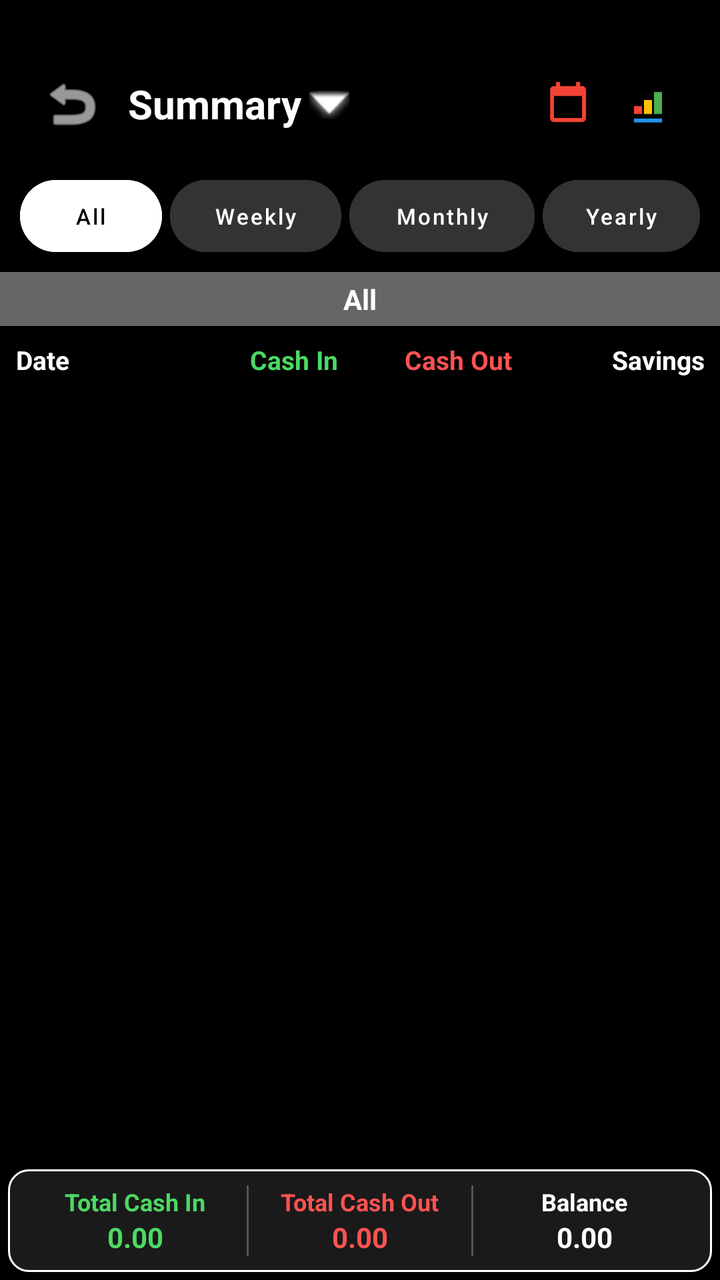
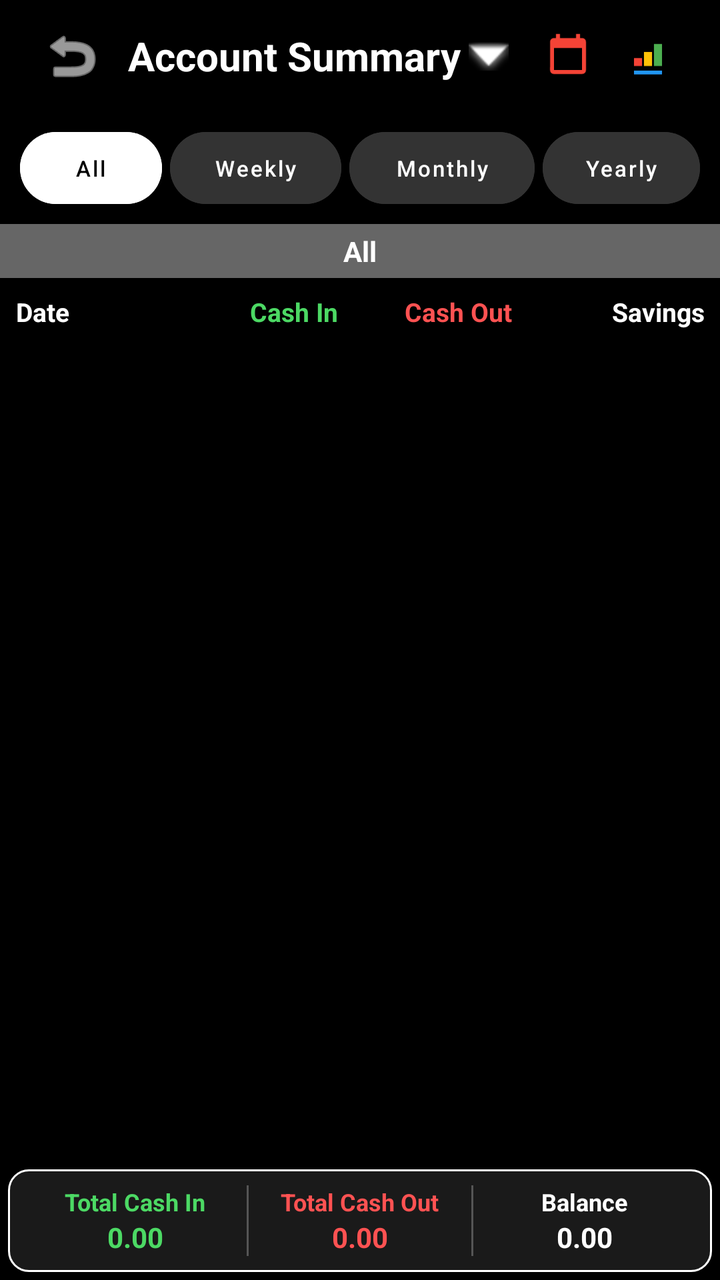

Screens rendered from an Android XML layout before and after an edit, with the pre-edit source and the edit as a unified diff.
<!-- AndroidManifest.xml: activity theme Theme.MyCalendar2026SAR -->
<!-- res/layout/activity_account_summary.xml -->
<?xml version="1.0" encoding="utf-8"?>
<androidx.constraintlayout.widget.ConstraintLayout xmlns:android="http://schemas.android.com/apk/res/android"
    xmlns:app="http://schemas.android.com/apk/res-auto"
    xmlns:tools="http://schemas.android.com/tools"
    android:layout_width="match_parent"
    android:layout_height="match_parent"
    android:background="#000000"
    tools:context=".AccountSummaryActivity">

    
    <LinearLayout
        android:id="@+id/summaryToolbar"
        android:layout_width="match_parent"
        android:layout_height="56dp"
        android:layout_marginTop="24dp"
        android:gravity="center_vertical"
        android:orientation="horizontal"
        android:paddingStart="16dp"
        android:paddingEnd="16dp"
        app:layout_constraintTop_toTopOf="parent">

        <ImageButton
            android:id="@+id/accountSummaryBackButton"
            android:layout_width="40dp"
            android:layout_height="40dp"
            android:background="?attr/selectableItemBackgroundBorderless"
            android:contentDescription="Back"
            android:src="@android:drawable/ic_menu_revert"
            app:tint="@color/white" />

        <LinearLayout
            android:id="@+id/summaryAccountPicker"
            android:layout_width="0dp"
            android:layout_height="match_parent"
            android:layout_marginStart="8dp"
            android:layout_weight="1"
            android:clickable="true"
            android:focusable="true"
            android:gravity="center_vertical"
            android:orientation="horizontal">

            <TextView
                android:id="@+id/summaryAccountTitle"
                android:layout_width="wrap_content"
                android:layout_height="wrap_content"
                android:text="Summary"
                android:textColor="@color/white"
                android:textSize="20sp"
                android:textStyle="bold" />

            <ImageView
                android:layout_width="20dp"
                android:layout_height="20dp"
                android:layout_marginStart="4dp"
                android:src="@android:drawable/arrow_down_float"
                app:tint="@color/white"
                android:contentDescription="Select Account" />
        </LinearLayout>

        <ImageButton
            android:id="@+id/btnSummaryCalendar"
            android:layout_width="40dp"
            android:layout_height="40dp"
            android:background="?attr/selectableItemBackgroundBorderless"
            android:contentDescription="Calendar"
            android:padding="8dp"
            android:src="@drawable/ic_menu_calendar_color" />

        <ImageButton
            android:id="@+id/btnSummaryReport"
            android:layout_width="40dp"
            android:layout_height="40dp"
            android:background="?attr/selectableItemBackgroundBorderless"
            android:contentDescription="Report"
            android:padding="8dp"
            android:src="@drawable/ic_report_logo" />
    </LinearLayout>

    
    <LinearLayout
        android:id="@+id/summaryTabsContainer"
        android:layout_width="match_parent"
        android:layout_height="wrap_content"
        android:orientation="horizontal"
        android:padding="8dp"
        app:layout_constraintTop_toBottomOf="@id/summaryToolbar">

        <Button
            android:id="@+id/tabAll"
            style="@style/Widget.MaterialComponents.Button.UnelevatedButton"
            android:layout_width="0dp"
            android:layout_height="36dp"
            android:layout_margin="2dp"
            android:layout_weight="1"
            android:backgroundTint="@color/white"
            android:insetTop="0dp"
            android:insetBottom="0dp"
            android:padding="0dp"
            android:text="All"
            android:textAllCaps="false"
            android:textColor="@color/black"
            android:textSize="11sp"
            app:cornerRadius="18dp" />

        <Button
            android:id="@+id/tabWeekly"
            style="@style/Widget.MaterialComponents.Button.UnelevatedButton"
            android:layout_width="0dp"
            android:layout_height="36dp"
            android:layout_margin="2dp"
            android:layout_weight="1.2"
            android:backgroundTint="#333333"
            android:insetTop="0dp"
            android:insetBottom="0dp"
            android:padding="0dp"
            android:text="Weekly"
            android:textAllCaps="false"
            android:textColor="@color/white"
            android:textSize="11sp"
            app:cornerRadius="18dp" />

        <Button
            android:id="@+id/tabMonthly"
            style="@style/Widget.MaterialComponents.Button.UnelevatedButton"
            android:layout_width="0dp"
            android:layout_height="36dp"
            android:layout_margin="2dp"
            android:layout_weight="1.3"
            android:backgroundTint="#333333"
            android:insetTop="0dp"
            android:insetBottom="0dp"
            android:padding="0dp"
            android:text="Monthly"
            android:textAllCaps="false"
            android:textColor="@color/white"
            android:textSize="11sp"
            app:cornerRadius="18dp" />

        <Button
            android:id="@+id/tabYearly"
            style="@style/Widget.MaterialComponents.Button.UnelevatedButton"
            android:layout_width="0dp"
            android:layout_height="36dp"
            android:layout_margin="2dp"
            android:layout_weight="1.1"
            android:backgroundTint="#333333"
            android:insetTop="0dp"
            android:insetBottom="0dp"
            android:padding="0dp"
            android:text="Yearly"
            android:textAllCaps="false"
            android:textColor="@color/white"
            android:textSize="11sp"
            app:cornerRadius="18dp" />
    </LinearLayout>

    
    <LinearLayout
        android:id="@+id/summaryNav"
        android:layout_width="match_parent"
        android:layout_height="wrap_content"
        android:background="#666666"
        android:gravity="center"
        android:orientation="horizontal"
        android:padding="4dp"
        app:layout_constraintTop_toBottomOf="@id/summaryTabsContainer">

        <TextView
            android:id="@+id/summaryFilterLabel"
            android:layout_width="wrap_content"
            android:layout_height="wrap_content"
            android:gravity="center"
            android:text="All"
            android:textColor="@color/white"
            android:textSize="14sp"
            android:textStyle="bold" />
    </LinearLayout>

    
    <LinearLayout
        android:id="@+id/summaryTableHeaders"
        android:layout_width="match_parent"
        android:layout_height="wrap_content"
        android:orientation="horizontal"
        android:padding="8dp"
        app:layout_constraintTop_toBottomOf="@id/summaryNav">

        <TextView
            android:layout_width="0dp"
            android:layout_height="wrap_content"
            android:layout_weight="1.2"
            android:text="Date"
            android:textColor="@color/white"
            android:textSize="13sp"
            android:textStyle="bold" />

        <TextView
            android:layout_width="0dp"
            android:layout_height="wrap_content"
            android:layout_weight="1"
            android:gravity="center"
            android:text="Cash In"
            android:textColor="@color/income_green"
            android:textSize="13sp"
            android:textStyle="bold" />

        <TextView
            android:layout_width="0dp"
            android:layout_height="wrap_content"
            android:layout_weight="1"
            android:gravity="center"
            android:text="Cash Out"
            android:textColor="@color/expense_red"
            android:textSize="13sp"
            android:textStyle="bold" />

        <TextView
            android:layout_width="0dp"
            android:layout_height="wrap_content"
            android:layout_weight="1"
            android:gravity="end"
            android:text="Savings"
            android:textColor="@color/white"
            android:textSize="13sp"
            android:textStyle="bold" />
    </LinearLayout>

    
    <androidx.recyclerview.widget.RecyclerView
        android:id="@+id/accountSummaryRecyclerView"
        android:layout_width="match_parent"
        android:layout_height="0dp"
        app:layout_constraintBottom_toTopOf="@id/summaryFooter"
        app:layout_constraintTop_toBottomOf="@id/summaryTableHeaders" />

    <TextView
        android:id="@+id/accountSummaryEmptyText"
        android:layout_width="wrap_content"
        android:layout_height="wrap_content"
        android:text="No transactions found."
        android:textColor="@color/text_secondary"
        android:visibility="gone"
        app:layout_constraintBottom_toTopOf="@id/summaryFooter"
        app:layout_constraintEnd_toEndOf="parent"
        app:layout_constraintStart_toStartOf="parent"
        app:layout_constraintTop_toBottomOf="@id/summaryTableHeaders" />

    
    <LinearLayout
        android:id="@+id/summaryFooter"
        android:layout_width="match_parent"
        android:layout_height="wrap_content"
        android:layout_margin="4dp"
        android:background="@drawable/summary_border"
        android:orientation="horizontal"
        android:padding="8dp"
        app:layout_constraintBottom_toBottomOf="parent">

        <LinearLayout
            android:layout_width="0dp"
            android:layout_height="wrap_content"
            android:layout_weight="1"
            android:gravity="center"
            android:orientation="vertical">

            <TextView
                android:layout_width="wrap_content"
                android:layout_height="wrap_content"
                android:text="Total Cash In"
                android:textColor="@color/income_green"
                android:textSize="12sp"
                android:textStyle="bold" />

            <TextView
                android:id="@+id/footerCashIn"
                android:layout_width="wrap_content"
                android:layout_height="wrap_content"
                android:text="0.00"
                android:textColor="@color/income_green"
                android:textSize="14sp"
                android:textStyle="bold" />
        </LinearLayout>

        <View
            android:layout_width="1dp"
            android:layout_height="match_parent"
            android:background="#555555" />

        <LinearLayout
            android:layout_width="0dp"
            android:layout_height="wrap_content"
            android:layout_weight="1"
            android:gravity="center"
            android:orientation="vertical">

            <TextView
                android:layout_width="wrap_content"
                android:layout_height="wrap_content"
                android:text="Total Cash Out"
                android:textColor="@color/expense_red"
                android:textSize="12sp"
                android:textStyle="bold" />

            <TextView
                android:id="@+id/footerCashOut"
                android:layout_width="wrap_content"
                android:layout_height="wrap_content"
                android:text="0.00"
                android:textColor="@color/expense_red"
                android:textSize="14sp"
                android:textStyle="bold" />
        </LinearLayout>

        <View
            android:layout_width="1dp"
            android:layout_height="match_parent"
            android:background="#555555" />

        <LinearLayout
            android:layout_width="0dp"
            android:layout_height="wrap_content"
            android:layout_weight="1"
            android:gravity="center"
            android:orientation="vertical">

            <TextView
                android:layout_width="wrap_content"
                android:layout_height="wrap_content"
                android:text="Balance"
                android:textColor="@color/white"
                android:textSize="12sp"
                android:textStyle="bold" />

            <TextView
                android:id="@+id/footerBalance"
                android:layout_width="wrap_content"
                android:layout_height="wrap_content"
                android:text="0.00"
                android:textColor="@color/white"
                android:textSize="14sp"
                android:textStyle="bold" />
        </LinearLayout>
    </LinearLayout>

</androidx.constraintlayout.widget.ConstraintLayout>
<!-- resources referenced by this layout -->
<resources>
  <color name="black">#FF000000</color>
  <color name="expense_red">#FF5252</color>
  <color name="income_green">#4CD964</color>
  <color name="text_secondary">#AAAAAA</color>
  <color name="white">#FFFFFFFF</color>
  <!-- drawable ic_menu_calendar_color (drawable) -->
  <vector xmlns:android="http://schemas.android.com/apk/res/android"
      android:width="24dp"
      android:height="24dp"
      android:viewportWidth="24"
      android:viewportHeight="24">
      <path
          android:fillColor="#F44336"
          android:pathData="M19,3h-1V1h-2v2H8V1H6v2H5C3.89,3 3.01,3.9 3.01,5L3,19c0,1.1 0.89,2 2,2h14c1.1,0 2,-0.9 2,-2V5c0,-1.1 -0.9,-2 -2,-2zM19,19H5V8h14v11z" />
  </vector>
  <!-- drawable ic_report_logo (drawable) -->
  <vector xmlns:android="http://schemas.android.com/apk/res/android"
      android:width="24dp"
      android:height="24dp"
      android:viewportWidth="24"
      android:viewportHeight="24">
      <path
          android:fillColor="#2196F3"
          android:pathData="M5,19.22H19V21.22H5V19.22Z" />
      <path
          android:fillColor="#4CAF50"
          android:pathData="M19,17H15V6H19V17Z" />
      <path
          android:fillColor="#FFC107"
          android:pathData="M14,17H10V10H14V17Z" />
      <path
          android:fillColor="#F44336"
          android:pathData="M9,17H5V13H9V17Z" />
  </vector>
  <!-- drawable summary_border (drawable) -->
  <?xml version="1.0" encoding="utf-8"?>
  <shape xmlns:android="http://schemas.android.com/apk/res/android">
      <solid android:color="@color/card_dark" />
      <stroke
          android:width="1dp"
          android:color="@color/white" />
      <corners android:radius="10dp" />
  </shape>
  <style name="Theme.MyCalendar2026SAR" parent="Theme.MaterialComponents.DayNight.NoActionBar">
          
          <item name="colorPrimary">@color/light_green</item>
          <item name="colorPrimaryVariant">@color/hunter_green</item>
          <item name="colorOnPrimary">@color/white</item>
          
          <item name="colorSecondary">@color/teal_200</item>
          <item name="colorSecondaryVariant">@color/teal_700</item>
          <item name="colorOnSecondary">@color/black</item>
          
          <item name="android:statusBarColor">?attr/colorPrimaryVariant</item>
  
          
          <item name="materialAlertDialogTheme">@style/CustomAlertDialogTheme</item>
          <item name="alertDialogTheme">@style/CustomAlertDialogTheme</item>
      </style>
  <color name="card_dark">#1A1A1A</color>
  <color name="light_green">#8BC34A</color>
  <color name="hunter_green">#355E3B</color>
  <color name="teal_200">#FF03DAC5</color>
  <color name="teal_700">#FF018786</color>
  <style name="CustomAlertDialogTheme" parent="ThemeOverlay.MaterialComponents.MaterialAlertDialog">
          <item name="colorPrimary">@color/light_green</item>
          <item name="colorAccent">@color/light_green</item>
          <item name="colorSecondary">@color/light_green</item>
          <item name="android:textColorPrimary">@color/white</item>
          
          <item name="buttonBarPositiveButtonStyle">@style/GreenButtonStyle</item>
          <item name="buttonBarNegativeButtonStyle">@style/GreenButtonStyle</item>
          <item name="buttonBarNeutralButtonStyle">@style/GreenButtonStyle</item>
      </style>
  <style name="GreenButtonStyle" parent="Widget.MaterialComponents.Button.TextButton">
          <item name="android:textColor">@color/light_green</item>
      </style>
</resources>

<!-- the commit's change to res/layout/activity_account_summary.xml (unified diff, before → after) -->
@@ -12,7 +12,6 @@
         android:id="@+id/summaryToolbar"
         android:layout_width="match_parent"
         android:layout_height="56dp"
-        android:layout_marginTop="24dp"
         android:gravity="center_vertical"
         android:orientation="horizontal"
         android:paddingStart="16dp"
@@ -43,7 +42,7 @@
                 android:id="@+id/summaryAccountTitle"
                 android:layout_width="wrap_content"
                 android:layout_height="wrap_content"
-                android:text="Summary"
+                android:text="Account Summary"
                 android:textColor="@color/white"
                 android:textSize="20sp"
                 android:textStyle="bold" />
@@ -52,9 +51,9 @@
                 android:layout_width="20dp"
                 android:layout_height="20dp"
                 android:layout_marginStart="4dp"
+                android:contentDescription="Select Account"
                 android:src="@android:drawable/arrow_down_float"
-                app:tint="@color/white"
-                android:contentDescription="Select Account" />
+                app:tint="@color/white" />
         </LinearLayout>
 
         <ImageButton
